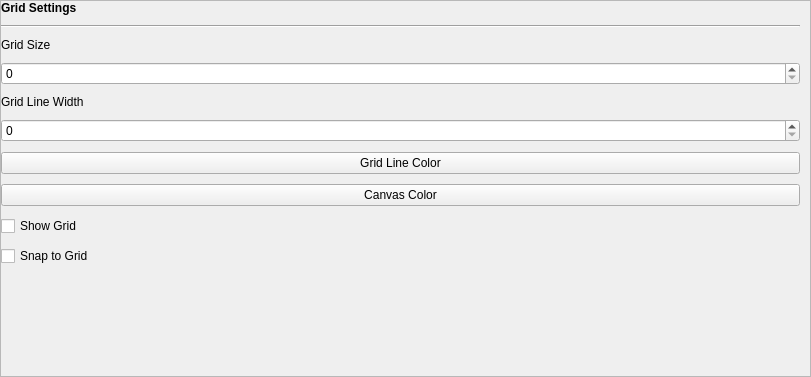
Before: the Qt Designer form src/airunner/widgets/grid_preferences/templates/grid_preferences.ui in Capsize-Games/airunner, drawn with Qt 5.
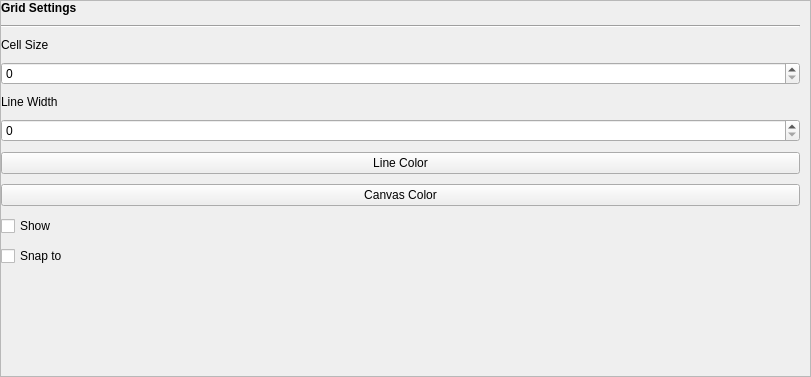
After: the same form once the commit is applied.

Commit message: removed redundant word to simplify UI

Patch:
```diff
--- a/src/airunner/widgets/grid_preferences/templates/grid_preferences.ui
+++ b/src/airunner/widgets/grid_preferences/templates/grid_preferences.ui
@@ -70,7 +70,7 @@
           </font>
          </property>
          <property name="text">
-          <string>Grid Size</string>
+          <string>Cell Size</string>
          </property>
         </widget>
        </item>
@@ -104,14 +104,14 @@
           </font>
          </property>
          <property name="text">
-          <string>Show Grid</string>
+          <string>Show</string>
          </property>
         </widget>
        </item>
        <item row="6" column="0">
         <widget class="QPushButton" name="gridLineColorButton">
          <property name="text">
-          <string>Grid Line Color</string>
+          <string>Line Color</string>
          </property>
         </widget>
        </item>
@@ -136,7 +136,7 @@
           </font>
          </property>
          <property name="text">
-          <string>Snap to Grid</string>
+          <string>Snap to</string>
          </property>
         </widget>
        </item>
@@ -148,7 +148,7 @@
           </font>
          </property>
          <property name="text">
-          <string>Grid Line Width</string>
+          <string>Line Width</string>
          </property>
         </widget>
        </item>
```
The commit also changes 2 other files.
